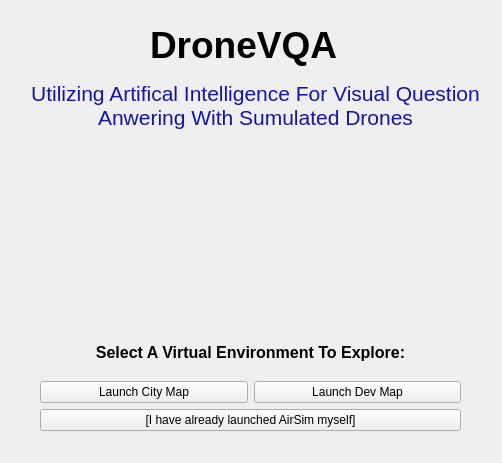
First picture: the form in Application/DroneVQA/LaunchScreen.ui, repository jenniferolenchak/DroneVQA, before the edit.
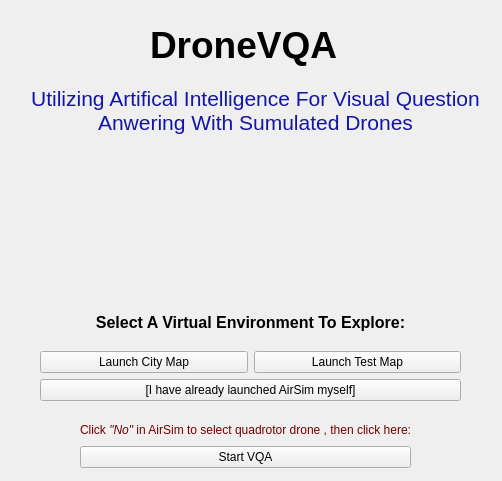
Second picture: the form after the edit.

Commit message: Threaded AirSim Map Launching and Unthreaded VQA Window Switching

Diff of the .ui file:
```diff
--- a/Application/DroneVQA/LaunchScreen.ui
+++ b/Application/DroneVQA/LaunchScreen.ui
@@ -7,7 +7,7 @@
     <x>0</x>
     <y>0</y>
     <width>502</width>
-    <height>463</height>
+    <height>481</height>
    </rect>
   </property>
   <property name="windowTitle">
@@ -17,7 +17,7 @@
    <property name="geometry">
     <rect>
      <x>40</x>
-     <y>330</y>
+     <y>300</y>
      <width>421</width>
      <height>101</height>
     </rect>
@@ -45,7 +45,7 @@
       <item row="0" column="1">
        <widget class="QPushButton" name="buttonLaunchDevMap">
         <property name="text">
-         <string>Launch Dev Map</string>
+         <string>Launch Test Map</string>
         </property>
        </widget>
       </item>
@@ -79,7 +79,7 @@
      <x>20</x>
      <y>80</y>
      <width>471</width>
-     <height>51</height>
+     <height>61</height>
     </rect>
    </property>
    <property name="text">
@@ -92,6 +92,32 @@
     <bool>true</bool>
    </property>
   </widget>
+  <widget class="QWidget" name="verticalLayoutWidget">
+   <property name="geometry">
+    <rect>
+     <x>80</x>
+     <y>420</y>
+     <width>331</width>
+     <height>48</height>
+    </rect>
+   </property>
+   <layout class="QVBoxLayout" name="verticalLayout">
+    <item>
+     <widget class="QLabel" name="label_AirSimLaunchInstruction">
+      <property name="text">
+       <string>&lt;html&gt;&lt;head/&gt;&lt;body&gt;&lt;p&gt;&lt;span style=&quot; color:#740000;&quot;&gt;Click &lt;/span&gt;&lt;span style=&quot; font-style:italic; color:#740000;&quot;&gt;&amp;quot;No&amp;quot;&lt;/span&gt;&lt;span style=&quot; color:#740000;&quot;&gt; in AirSim to select quadrotor drone , then click here:&lt;/span&gt;&lt;/p&gt;&lt;/body&gt;&lt;/html&gt;</string>
+      </property>
+     </widget>
+    </item>
+    <item>
+     <widget class="QPushButton" name="button_StartVQA">
+      <property name="text">
+       <string>Start VQA</string>
+      </property>
+     </widget>
+    </item>
+   </layout>
+  </widget>
  </widget>
  <resources/>
  <connections/>
```
Left out of the diff: 16 changed lines with no effect on the pictures. The commit also changes 4 other files.
